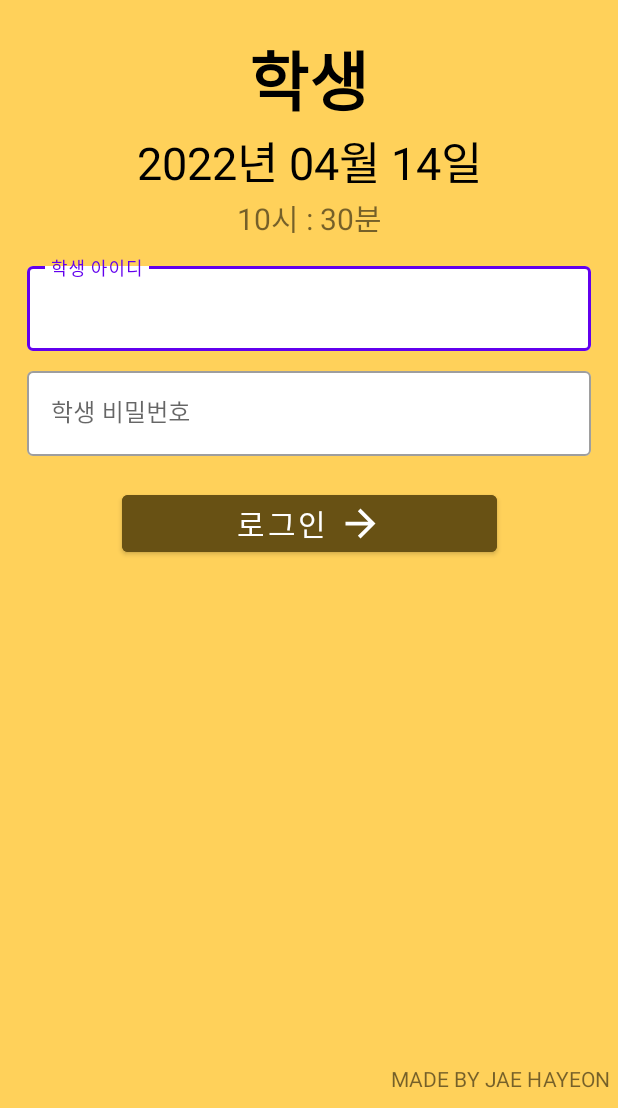
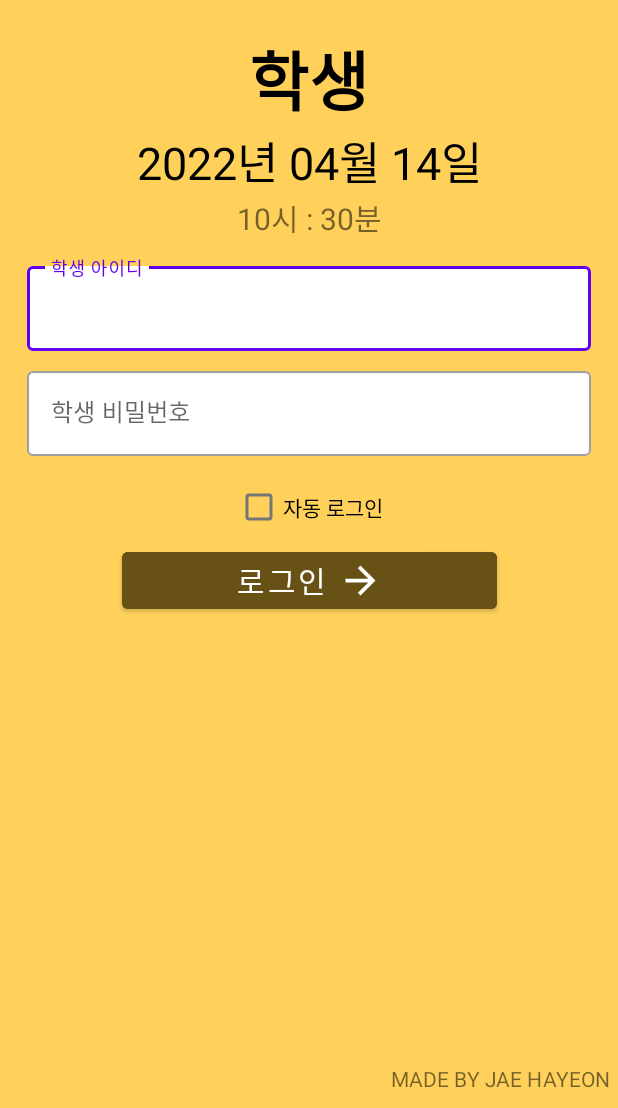
Before and after one commit to LeeJaeHyeon05/School-Bus-Application, an Android app: the StudentLoginActivity screen opened directly, with no data from a screen before it, on a phone screen of 412 x 824 dp, the part 128-1236 px from its top. Run offline under Robolectric (Android 15) with nearby library versions, the phone set to English and light mode, and no system bars.

Commit message:
upload to use in lap

```diff
--- a/app/src/main/java/com/example/schoolbusapp/login/StudentLoginActivity.kt
+++ b/app/src/main/java/com/example/schoolbusapp/login/StudentLoginActivity.kt
@@ -1,9 +1,12 @@
 package com.example.schoolbusapp.login
 
 import android.content.Intent
+import android.content.SharedPreferences
 import androidx.appcompat.app.AppCompatActivity
 import android.os.Bundle
+import android.preference.PreferenceManager
 import android.widget.Toast
+import com.example.schoolbusapp.R
 import com.example.schoolbusapp.databinding.ActivityStudentLoginBinding
 import com.example.schoolbusapp.main.StudentMainActivity
 import java.text.SimpleDateFormat
@@ -15,6 +18,9 @@ class StudentLoginActivity : AppCompatActivity() {
 
     private val IP = IdPassWord("student", "kgs123")
 
+
+    private lateinit var sharedPreferences : SharedPreferences
+    private lateinit var editor : SharedPreferences.Editor
 
     override fun onCreate(savedInstanceState: Bundle?) {
         super.onCreate(savedInstanceState)
@@ -29,9 +35,17 @@ class StudentLoginActivity : AppCompatActivity() {
         val timeFormat = SimpleDateFormat("HH시 : mm분")
         binding.studentLoginTimeTextView.text = timeFormat.format(currentTime)
 
+        sharedPreferences = PreferenceManager.getDefaultSharedPreferences(this)
+        editor = sharedPreferences.edit()
+
+        val pref = this.getPreferences(0)
+        val editor = pref.edit()
+
+
 
 
         initLogin()
+
 
     }
 
@@ -64,6 +78,8 @@ class StudentLoginActivity : AppCompatActivity() {
         }
     }
 
+
+
     override fun onDestroy() {
         super.onDestroy()
         mBinding = null
--- a/app/src/main/res/layout/activity_student_login.xml
+++ b/app/src/main/res/layout/activity_student_login.xml
@@ -103,6 +103,17 @@
 
     </com.google.android.material.textfield.TextInputLayout>
 
+    <CheckBox
+        android:id="@+id/autoLoginCheckBox"
+        android:layout_width="wrap_content"
+        android:layout_height="wrap_content"
+        android:text="자동 로그인"
+        android:layout_marginTop="10dp"
+        app:layout_constraintTop_toBottomOf="@+id/outlinedPasswordTextField"
+        app:layout_constraintStart_toStartOf="@+id/outlinedPasswordTextField"
+        app:layout_constraintEnd_toEndOf="@+id/outlinedPasswordTextField"
+        />
+
 
 
 
@@ -110,10 +121,9 @@
         android:id="@+id/loginStudentButton"
         android:layout_width="250dp"
         android:layout_height="50dp"
-        app:layout_constraintTop_toBottomOf="@+id/outlinedPasswordTextField"
+        app:layout_constraintTop_toBottomOf="@+id/autoLoginCheckBox"
         app:layout_constraintStart_toStartOf="@+id/outlinedPasswordTextField"
         app:layout_constraintEnd_toEndOf="@+id/outlinedPasswordTextField"
-        android:layout_marginTop="20dp"
         android:text="로그인"
         android:textSize="20sp"
         app:iconPadding="8dp"
```
